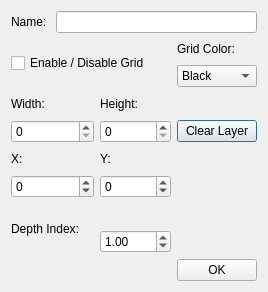
This is src/Editor/layersettings.ui in espacee/BossBrawl as Qt 5 draws it before an edit. The edited form follows.
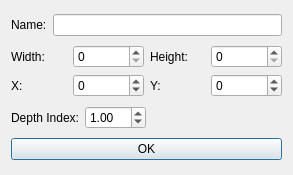
This is the edited form.

Commit message:
Clean up Editor/LayerSettings form
- Remove unnecessary elements
- Create a nicer layout

```diff
--- a/src/Editor/layersettings.ui
+++ b/src/Editor/layersettings.ui
@@ -6,172 +6,110 @@
    <rect>
     <x>0</x>
     <y>0</y>
-    <width>268</width>
-    <height>292</height>
+    <width>293</width>
+    <height>175</height>
    </rect>
   </property>
   <property name="windowTitle">
    <string>Layer Settings</string>
   </property>
-  <layout class="QGridLayout" name="gridLayout">
-   <item row="0" column="0">
+  <property name="sizeGripEnabled">
+   <bool>false</bool>
+  </property>
+  <layout class="QVBoxLayout" name="verticalLayout">
+   <item>
+    <layout class="QHBoxLayout" name="horizontalLayout">
+     <item>
     <widget class="QLabel" name="nameLabel">
      <property name="text">
       <string>Name:</string>
      </property>
     </widget>
    </item>
-   <item row="0" column="1" colspan="3">
+     <item>
     <widget class="QLineEdit" name="nameEdit"/>
    </item>
-   <item row="1" column="0" rowspan="2" colspan="3">
-    <widget class="QCheckBox" name="gridCheckBox">
-     <property name="text">
-      <string>Enable / Disable Grid</string>
-     </property>
-    </widget>
+    </layout>
    </item>
-   <item row="1" column="3">
-    <widget class="QLabel" name="gridColorLabel">
-     <property name="text">
-      <string>Grid Color:</string>
-     </property>
-    </widget>
-   </item>
-   <item row="2" column="3">
-    <widget class="QComboBox" name="gridColorComboBox">
-     <property name="currentText">
-      <string>Black</string>
-     </property>
      <item>
-      <property name="text">
-       <string>Black</string>
-      </property>
-     </item>
-     <item>
-      <property name="text">
-       <string>Red</string>
-      </property>
-     </item>
-     <item>
-      <property name="text">
-       <string>Orange</string>
-      </property>
-     </item>
-     <item>
-      <property name="text">
-       <string>Yellow</string>
-      </property>
-     </item>
-     <item>
-      <property name="text">
-       <string>Green</string>
-      </property>
-     </item>
-     <item>
-      <property name="text">
-       <string>Cyan</string>
-      </property>
-     </item>
-     <item>
-      <property name="text">
-       <string>Blue</string>
-      </property>
-     </item>
-     <item>
-      <property name="text">
-       <string>Purple</string>
-      </property>
-     </item>
-     <item>
-      <property name="text">
-       <string>Pink</string>
-      </property>
-     </item>
-     <item>
-      <property name="text">
-       <string>White</string>
-      </property>
-     </item>
-    </widget>
-   </item>
-   <item row="3" column="0">
+    <layout class="QGridLayout" name="gridLayout">
+     <item row="0" column="0">
     <widget class="QLabel" name="widthLabel">
      <property name="text">
       <string>Width:</string>
      </property>
     </widget>
    </item>
-   <item row="3" column="2">
-    <widget class="QLabel" name="heightLabel">
+     <item row="1" column="1">
+      <widget class="QSpinBox" name="xSpinBox">
+       <property name="minimum">
+        <number>-999999</number>
+       </property>
+       <property name="maximum">
+        <number>999999</number>
+       </property>
+       <property name="value">
+        <number>0</number>
+       </property>
+      </widget>
+     </item>
+     <item row="1" column="3">
+      <widget class="QSpinBox" name="ySpinBox">
+       <property name="minimum">
+        <number>-999999</number>
+       </property>
+       <property name="maximum">
+        <number>999999</number>
+       </property>
+      </widget>
+     </item>
+     <item row="1" column="2">
+      <widget class="QLabel" name="ylabel">
      <property name="text">
-      <string>Height:</string>
+        <string>Y:</string>
      </property>
     </widget>
    </item>
-   <item row="4" column="0" colspan="2">
+     <item row="0" column="1">
     <widget class="QSpinBox" name="heightSpinBox">
      <property name="maximum">
-      <number>999999999</number>
+        <number>9999</number>
      </property>
     </widget>
    </item>
-   <item row="4" column="2">
-    <widget class="QSpinBox" name="widthSpinBox">
-     <property name="maximum">
-      <number>999999999</number>
-     </property>
-    </widget>
-   </item>
-   <item row="4" column="3">
-    <widget class="QPushButton" name="clearlayer">
-     <property name="text">
-      <string>Clear Layer</string>
-     </property>
-    </widget>
-   </item>
-   <item row="5" column="0">
+     <item row="1" column="0">
     <widget class="QLabel" name="xlabel">
      <property name="text">
       <string>X:</string>
      </property>
     </widget>
    </item>
-   <item row="5" column="2">
-    <widget class="QLabel" name="ylabel">
+     <item row="0" column="2">
+      <widget class="QLabel" name="heightLabel">
      <property name="text">
-      <string>Y:</string>
+        <string>Height:</string>
      </property>
     </widget>
    </item>
-   <item row="6" column="0" colspan="2">
-    <widget class="QSpinBox" name="xSpinBox">
-     <property name="minimum">
-      <number>-999999999</number>
-     </property>
+     <item row="0" column="3">
+      <widget class="QSpinBox" name="widthSpinBox">
      <property name="maximum">
-      <number>999999999</number>
+        <number>9999</number>
      </property>
     </widget>
    </item>
-   <item row="6" column="2">
-    <widget class="QSpinBox" name="ySpinBox">
-     <property name="minimum">
-      <number>-999999999</number>
-     </property>
-     <property name="maximum">
-      <number>999999999</number>
-     </property>
-    </widget>
+    </layout>
    </item>
-   <item row="7" column="0" rowspan="2" colspan="3">
+   <item>
+    <layout class="QHBoxLayout" name="horizontalLayout_2">
+     <item>
     <widget class="QLabel" name="depthIndexLabel">
      <property name="text">
       <string>Depth Index:</string>
      </property>
     </widget>
    </item>
-   <item row="8" column="2">
+     <item>
     <widget class="QDoubleSpinBox" name="depthIndexSpinBox">
      <property name="minimum">
       <double>-50.000000000000000</double>
@@ -184,7 +122,22 @@
      </property>
     </widget>
    </item>
-   <item row="9" column="3">
+     <item>
+      <spacer name="horizontalSpacer">
+       <property name="orientation">
+        <enum>Qt::Horizontal</enum>
+       </property>
+       <property name="sizeHint" stdset="0">
+        <size>
+         <width>40</width>
+         <height>20</height>
+        </size>
+       </property>
+      </spacer>
+     </item>
+    </layout>
+   </item>
+   <item>
     <widget class="QPushButton" name="OKButton">
      <property name="text">
       <string>OK</string>
```
Left out of the diff: 2 changed lines with no effect on the pictures. Lines whose indentation alone changed are shown as unchanged. The commit also changes 2 other files.
